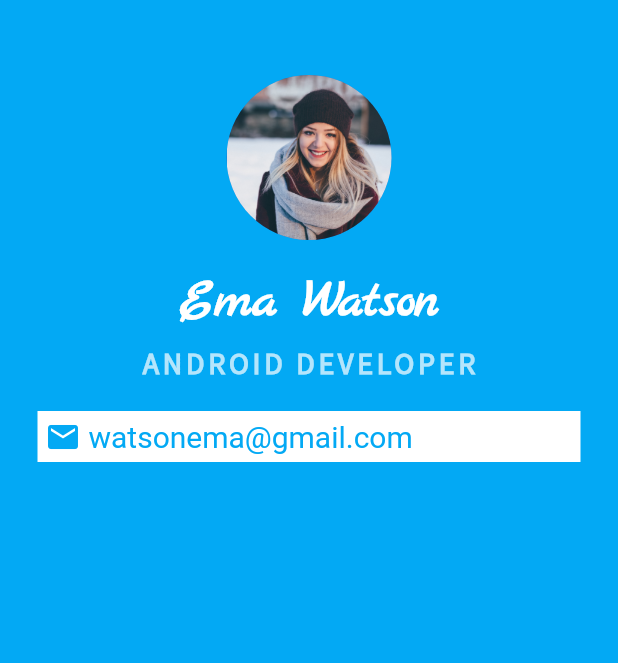
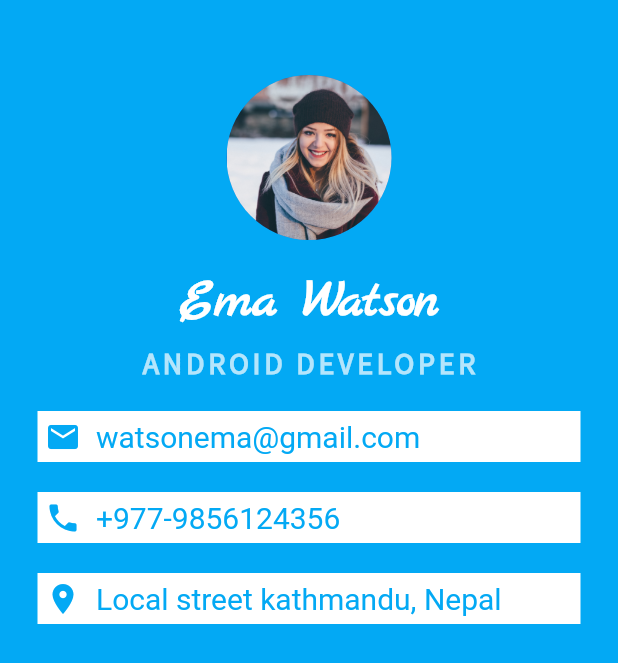
Before and after one commit to khadkabindu/Flutter-Portfolio-App, a Flutter app: the screen it shows after launch, on a phone screen of 412 x 824 dp. Shown: the top 663 px of the screen. Run offline on Flutter 3.47's test engine with Material 2 defaults, Android fonts, the phone set to English and light mode, and no system bars.

Commit message:
added text fields

```diff
--- a/lib/main.dart
+++ b/lib/main.dart
@@ -59,10 +59,54 @@ class MyApp extends StatelessWidget {
                         color: Colors.lightBlue,
                       ),
                       SizedBox(
-                        width: 5.0,
+                        width: 10.0,
                       ),
                       Text(
                         'watsonema@gmail.com',
+                        style:
+                            TextStyle(color: Colors.lightBlue, fontSize: 20.0),
+                      ),
+                    ],
+                  ),
+                ),
+                Container(
+                  margin:
+                      EdgeInsets.symmetric(vertical: 10.0, horizontal: 25.0),
+                  padding: EdgeInsets.all(5.0),
+                  color: Colors.white,
+                  child: Row(
+                    children: <Widget>[
+                      Icon(
+                        Icons.phone,
+                        color: Colors.lightBlue,
+                      ),
+                      SizedBox(
+                        width: 10.0,
+                      ),
+                      Text(
+                        '+977-9856124356',
+                        style:
+                            TextStyle(color: Colors.lightBlue, fontSize: 20.0),
+                      ),
+                    ],
+                  ),
+                ),
+                Container(
+                  margin:
+                      EdgeInsets.symmetric(vertical: 10.0, horizontal: 25.0),
+                  padding: EdgeInsets.all(5.0),
+                  color: Colors.white,
+                  child: Row(
+                    children: <Widget>[
+                      Icon(
+                        Icons.location_on,
+                        color: Colors.lightBlue,
+                      ),
+                      SizedBox(
+                        width: 10.0,
+                      ),
+                      Text(
+                        'Local street kathmandu, Nepal',
                         style:
                             TextStyle(color: Colors.lightBlue, fontSize: 20.0),
                       ),
```
